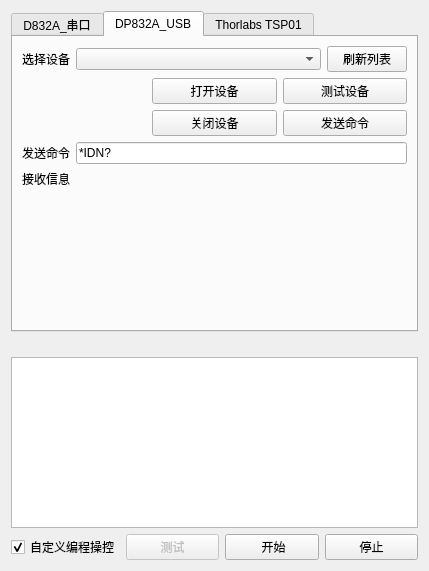
Qt form ui/externalapplicationswidget.ui (WhiteChimney/TDC-counter) before a commit.
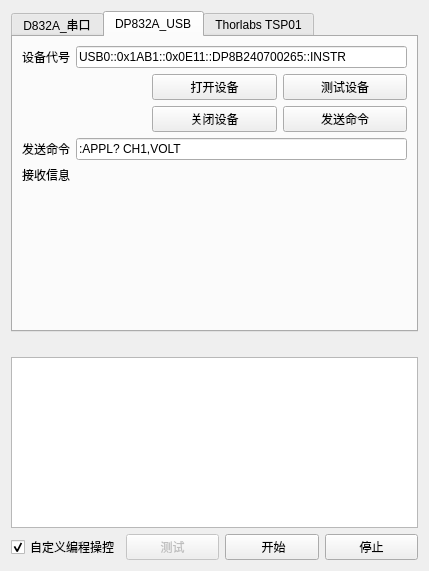
The same form after that commit.

Commit message: 完成 DP832A USB 功能的调试

The edit to the form file:
```diff
--- a/ui/externalapplicationswidget.ui
+++ b/ui/externalapplicationswidget.ui
@@ -298,24 +298,14 @@
          <item>
           <widget class="QLabel" name="label_15">
            <property name="text">
-            <string>选择设备</string>
+            <string>设备代号</string>
            </property>
           </widget>
          </item>
          <item>
-          <widget class="QComboBox" name="comboBoxDP832UsbList">
-           <property name="sizePolicy">
-            <sizepolicy hsizetype="Expanding" vsizetype="Fixed">
-             <horstretch>0</horstretch>
-             <verstretch>0</verstretch>
-            </sizepolicy>
-           </property>
-          </widget>
-         </item>
-         <item>
-          <widget class="QPushButton" name="buttonDP832UsbRefresh">
+          <widget class="QLineEdit" name="textDP832DeviceName">
            <property name="text">
-            <string>刷新列表</string>
+            <string>USB0::0x1AB1::0x0E11::DP8B240700265::INSTR</string>
            </property>
           </widget>
          </item>
@@ -372,7 +362,7 @@
          <item row="0" column="1">
           <widget class="QLineEdit" name="textDP832UsbCmdSent">
            <property name="text">
-            <string>*IDN?</string>
+            <string>:APPL? CH1,VOLT</string>
            </property>
           </widget>
          </item>
```
The commit also changes 2 other files.
